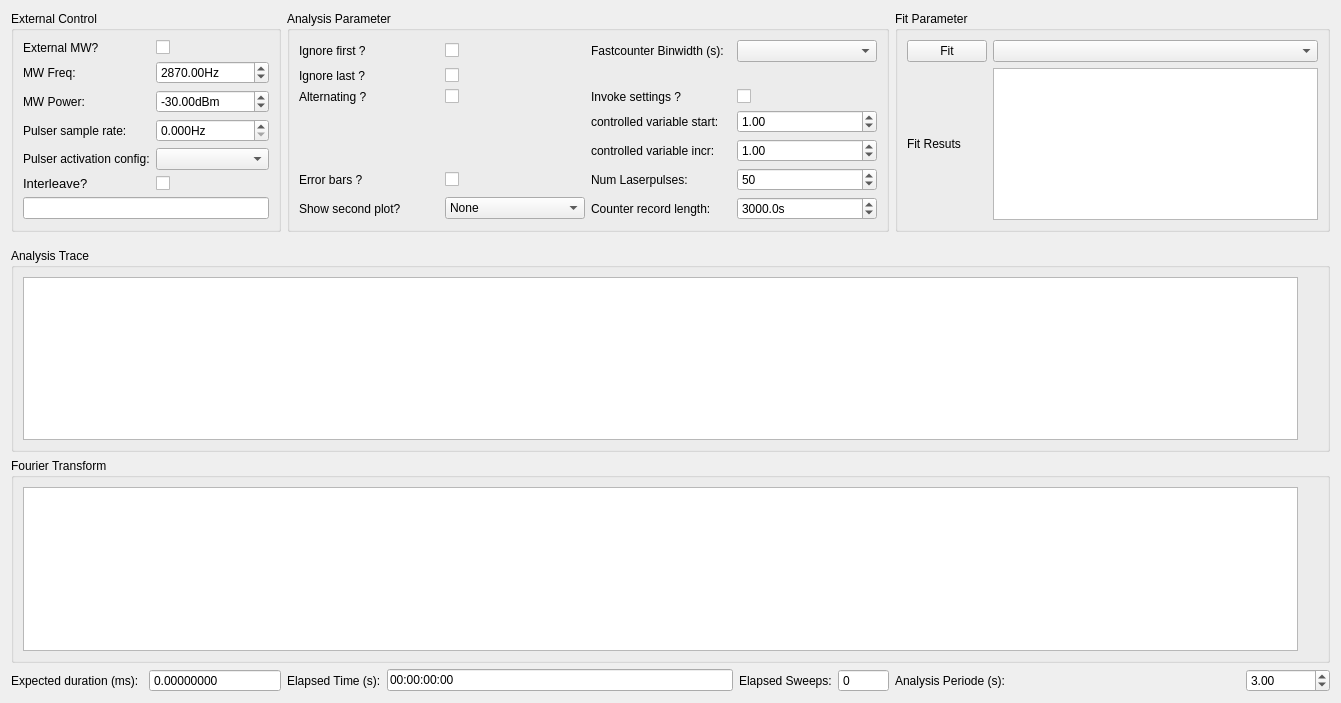
Before: the Qt Designer form gui/pulsed/ui_pulse_analysis.ui in WarwickEPR/qudi, drawn with Qt 5.
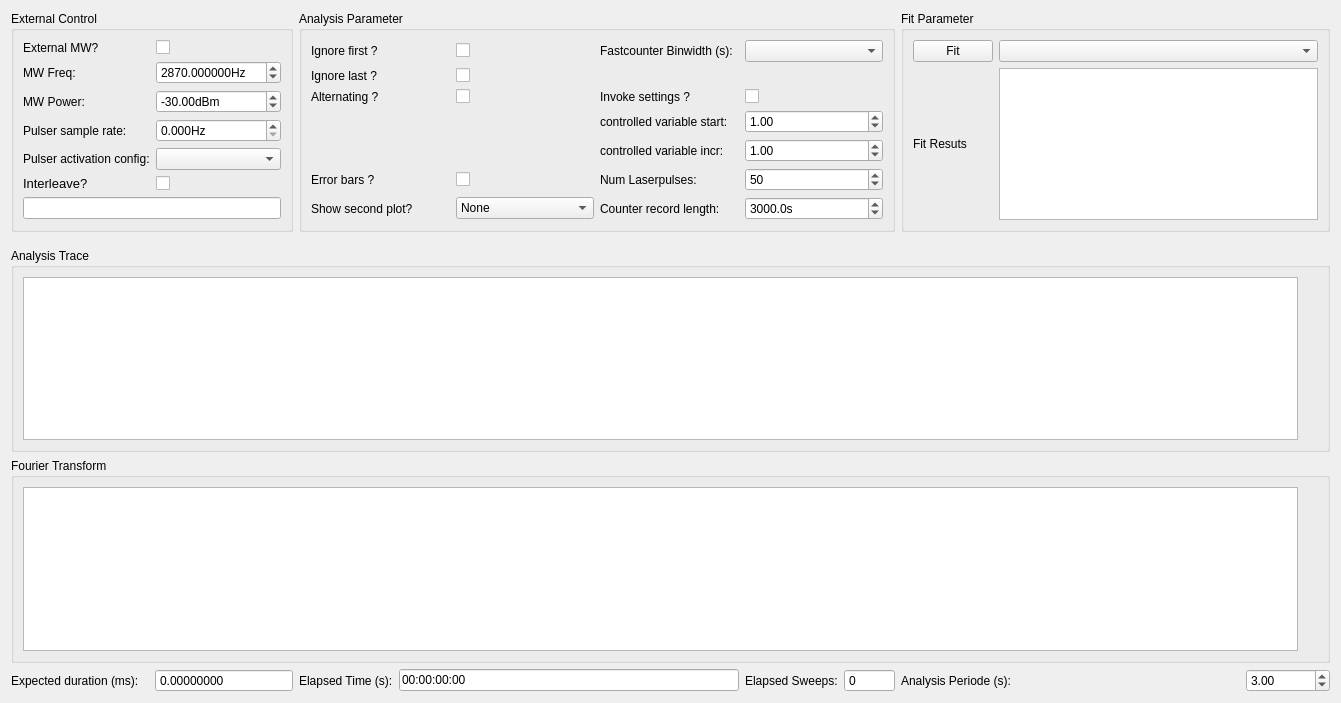
After: the same form once the commit is applied. Custom widgets are drawn as their Qt base class.

Patch:
```diff
--- a/gui/pulsed/ui_pulse_analysis.ui
+++ b/gui/pulsed/ui_pulse_analysis.ui
@@ -37,6 +37,9 @@
           <property name="suffix">
            <string>Hz</string>
           </property>
+          <property name="decimals">
+           <number>6</number>
+          </property>
           <property name="maximum">
            <double>2100000044.000000000000000</double>
           </property>
```
